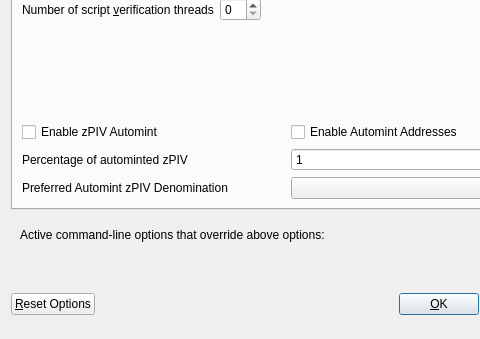
Qt form src/qt/forms/optionsdialog.ui (crypTuron/mocha) before a commit; both pictures show x 0 to 480 and y 103 to 442 of the 576 by 442 pixel window.
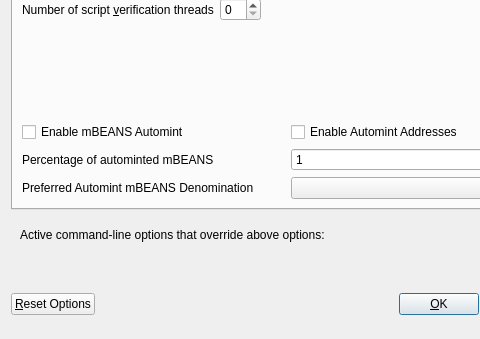
The same form after that commit. Custom widgets are drawn as their Qt base class.

Commit message: Rebrand mBEANS

```diff
--- a/src/qt/forms/optionsdialog.ui
+++ b/src/qt/forms/optionsdialog.ui
@@ -147,7 +147,7 @@
                <enum>Qt::LeftToRight</enum>
               </property>
               <property name="text">
-               <string>Enable zPIV Automint</string>
+               <string>Enable mBEANS Automint</string>
               </property>
              </widget>
             </item>
@@ -174,7 +174,7 @@
                <string>Percentage of incoming MOCHA which get automatically converted to zPIV via Zerocoin Protocol (min: 10%)</string>
               </property>
               <property name="text">
-               <string>Percentage of autominted zPIV</string>
+               <string>Percentage of autominted mBEANS</string>
               </property>
              </widget>
             </item>
@@ -207,7 +207,7 @@
                <string>Wait with automatic conversion to Zerocoin until enough MOCHA for this denomination is available</string>
               </property>
               <property name="text">
-               <string>Preferred Automint zPIV Denomination</string>
+               <string>Preferred Automint mBEANS Denomination</string>
               </property>
              </widget>
             </item>
```
Left out of the diff: 6 changed lines with no effect on the pictures. The commit also changes 84 other files.
